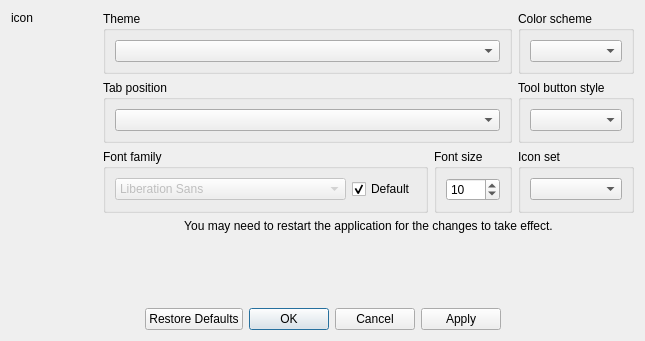
Qt form App/Ui/PreferencesDialog.ui (paolodestefani/pySagra) before a commit.
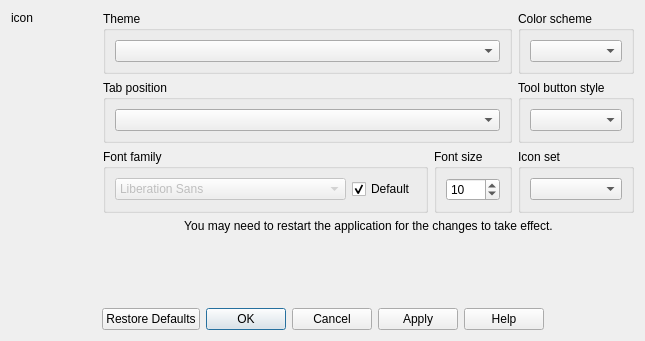
The same form after that commit. Custom widgets are drawn as their Qt base class.

Diff of the .ui file:
```diff
--- a/App/Ui/PreferencesDialog.ui
+++ b/App/Ui/PreferencesDialog.ui
@@ -193,7 +193,7 @@
       <enum>Qt::Orientation::Horizontal</enum>
      </property>
      <property name="standardButtons">
-      <set>QDialogButtonBox::StandardButton::Apply|QDialogButtonBox::StandardButton::Cancel|QDialogButtonBox::StandardButton::Ok|QDialogButtonBox::StandardButton::RestoreDefaults</set>
+      <set>QDialogButtonBox::StandardButton::Apply|QDialogButtonBox::StandardButton::Cancel|QDialogButtonBox::StandardButton::Help|QDialogButtonBox::StandardButton::Ok|QDialogButtonBox::StandardButton::RestoreDefaults</set>
      </property>
      <property name="centerButtons">
       <bool>true</bool>
```
